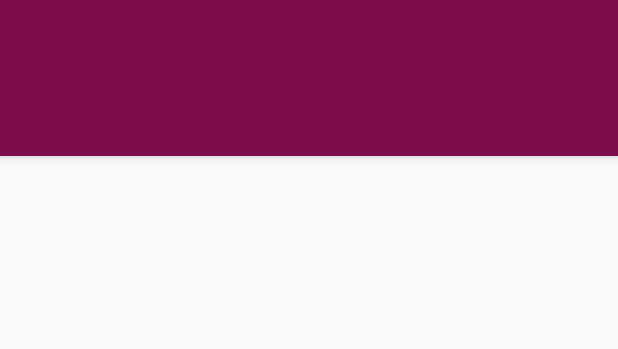
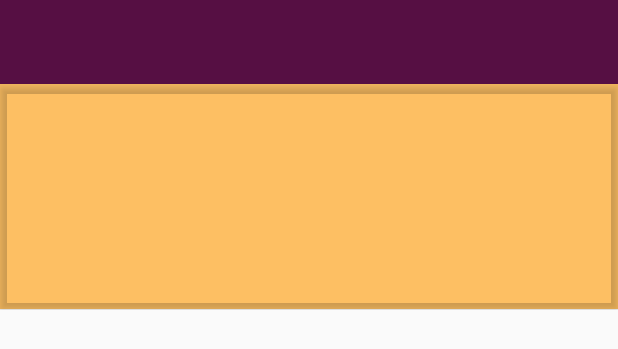
Before and after one commit to SergioLizana/LetsEat, an Android app: the layout activity_product_tab.xml on its own in the app's theme, with its tools: preview values and no code run, on a phone screen of 412 x 824 dp. Shown: the top 349 px of the screen. Run offline under Robolectric (Android 15) with nearby library versions, the phone set to English and light mode, and no system bars.

Commit message:
added product

```diff
--- a/app/src/main/java/ikigaiworks/letseat/model/Menu.java
+++ b/app/src/main/java/ikigaiworks/letseat/model/Menu.java
@@ -1,9 +1,6 @@
 package ikigaiworks.letseat.model;
 
-import com.google.firebase.database.IgnoreExtraProperties;
-
 import java.io.Serializable;
-import java.util.HashMap;
 import java.util.Map;
 
 public class Menu implements Serializable{
--- a/app/src/main/java/ikigaiworks/letseat/model/Producto.java
+++ b/app/src/main/java/ikigaiworks/letseat/model/Producto.java
@@ -33,6 +33,8 @@ public class Producto {
         this.price = price;
         this.reference = reference;
     }
+
+
 
     public Producto(){}
 
@@ -124,4 +126,6 @@ public class Producto {
                 ", items=" + items +
                 '}';
     }
+
+
 }
--- a/app/src/main/java/ikigaiworks/letseat/ui/presenters/menu/ProductListFragmentPresenterImpl.java
+++ b/app/src/main/java/ikigaiworks/letseat/ui/presenters/menu/ProductListFragmentPresenterImpl.java
@@ -49,6 +49,10 @@ public class ProductListFragmentPresenterImpl implements Presenter {
 
     @Override
     public void printData(Object object) {
-        fragmentProductList.printData((List<Producto>)object);
+        fragmentProductList.printData((ArrayList<Producto>)object);
+    }
+
+    public void onClickEvent(Producto producto){
+
     }
 }
--- a/app/src/main/res/layout/activity_product_tab.xml
+++ b/app/src/main/res/layout/activity_product_tab.xml
@@ -1,33 +1,87 @@
 <?xml version="1.0" encoding="utf-8"?>
-<android.support.design.widget.CoordinatorLayout xmlns:android="http://schemas.android.com/apk/res/android"
+<android.support.v4.widget.DrawerLayout xmlns:android="http://schemas.android.com/apk/res/android"
     xmlns:app="http://schemas.android.com/apk/res-auto"
+    xmlns:tools="http://schemas.android.com/tools"
+    android:id="@+id/drawer_layout"
+    android:layout_width="match_parent"
+    android:layout_height="match_parent"
+    android:fitsSystemWindows="true"
+    tools:openDrawer="start">
+
+    <RelativeLayout
         android:layout_width="match_parent"
         android:layout_height="match_parent">
+
+        <RelativeLayout
+            android:id="@+id/tab_bar_content"
+            android:layout_width="match_parent"
+            android:layout_height="wrap_content">
+
+
+            <ImageView
+                android:id="@+id/image_header"
+                android:layout_width="match_parent"
+                android:layout_height="150dp"
+                android:fitsSystemWindows="true"
+                android:scaleType="fitXY" />
+
+            <ImageView
+                android:layout_width="match_parent"
+                android:layout_height="150dp"
+                android:alpha="0.6"
+                android:background="#FF9800"
+                android:fitsSystemWindows="true"
+                android:scaleType="fitXY" />
 
             <android.support.design.widget.AppBarLayout
                 android:layout_width="match_parent"
                 android:layout_height="wrap_content"
+                android:background="@color/transparent"
                 android:theme="@style/MyMaterialTheme">
 
                 <android.support.v7.widget.Toolbar
                     android:id="@+id/toolbar"
                     android:layout_width="match_parent"
-            android:layout_height="?attr/actionBarSize"
-            android:background="?attr/colorPrimary"
+                    android:layout_height="75dp"
+                    android:background="@color/transparent"
                     app:popupTheme="@style/AppTheme.PopupOverlay" />
 
                 <android.support.design.widget.TabLayout
                     android:id="@+id/tabs"
                     android:layout_width="match_parent"
-            android:layout_height="wrap_content"
+                    android:layout_height="75dp"
+                    android:background="@color/transparent"
+                    app:tabGravity="fill"
                     app:tabMode="fixed"
-            app:tabGravity="fill"/>
+                    app:tabSelectedTextColor="@color/toolbar_text_color"
+                    app:tabTextColor="@color/toolbar_text_color" />
 
             </android.support.design.widget.AppBarLayout>
+        </RelativeLayout>
+
+        <RelativeLayout
+            android:id="@+id/viewpager_content"
+            android:layout_width="match_parent"
+            android:layout_height="match_parent"
+            android:layout_below="@id/tab_bar_content"
+            android:fitsSystemWindows="true"
+            android:orientation="vertical">
 
             <android.support.v4.view.ViewPager
                 android:id="@+id/viewpager"
                 android:layout_width="match_parent"
                 android:layout_height="match_parent"
-        app:layout_behavior="@string/appbar_scrolling_view_behavior"  />
-</android.support.design.widget.CoordinatorLayout>
+                app:layout_behavior="@string/appbar_scrolling_view_behavior" />
+        </RelativeLayout>
+    </RelativeLayout>
+
+    <android.support.design.widget.NavigationView
+        android:id="@+id/nav_view"
+        android:layout_width="wrap_content"
+        android:layout_height="match_parent"
+        android:layout_gravity="start"
+        android:fitsSystemWindows="true"
+
+        app:menu="@menu/activity_main_drawer" />
+
+</android.support.v4.widget.DrawerLayout>
--- a/app/src/main/res/layout/menu_list_content.xml
+++ b/app/src/main/res/layout/menu_list_content.xml
@@ -19,7 +19,7 @@
         <ImageView
             android:id="@+id/image_menu_list"
             android:layout_width="0dp"
-            android:layout_height="145dp"
+            android:layout_height="155dp"
             android:scaleType="fitXY"
             android:src="@{category.image}"
             app:layout_constraintLeft_toLeftOf="parent"
--- a/app/src/main/res/values/colors.xml
+++ b/app/src/main/res/values/colors.xml
@@ -12,6 +12,7 @@
     <color name="soft_orange">#f07241</color>
     <color name="dark_orange">#cb5246</color>
     <color name="background_grey">#F5F5F5</color>
+    <color name="toolbar_text_color">#FFFFFF</color>
 
 
 </resources>
--- a/app/src/main/res/values/styles.xml
+++ b/app/src/main/res/values/styles.xml
@@ -8,6 +8,7 @@
         <item name="colorAccent">@color/soft_orange</item>
         <item name="android:windowActionBarOverlay">false</item>
         <item name="windowActionBarOverlay">false</item>
+        <item name="drawerArrowStyle">@style/DrawerArrowStyle</item>
     </style>
 
     <style name="AppTheme.NoActionBar">
@@ -24,7 +25,7 @@
     </style>
 
     <style name="MyMaterialTheme.Base" parent="AppTheme.NoActionBar">
-        <item name="colorPrimary">@color/colorPrimary</item>
+        <item name="colorPrimary">@color/transparent</item>
         <item name="colorPrimaryDark">@color/colorPrimaryDark</item>
         <item name="colorAccent">@color/colorAccent</item>
     </style>
@@ -53,4 +54,8 @@
         <item name="android:clickable">true</item>
         <item name="android:background">?android:selectableItemBackground</item>
     </style>
+
+    <style name="DrawerArrowStyle" parent="Widget.AppCompat.DrawerArrowToggle">
+        <item name="color">@android:color/white</item>
+    </style>
 </resources>
```
Also changed, not shown: app/src/main/java/ikigaiworks/letseat/app/BaseActivity.java (+5 -7 lines), app/src/main/java/ikigaiworks/letseat/manager/FirebaseManagerImpl.java (+16 -24 lines), app/src/main/java/ikigaiworks/letseat/model/Category.java (+18 -0 lines), app/src/main/java/ikigaiworks/letseat/ui/view/activities/ProductTabActivity.java (+18 -2 lines), app/src/main/java/ikigaiworks/letseat/ui/view/adapters/MenuListAdapter.java (added, +108 -0 lines), app/src/main/java/ikigaiworks/letseat/ui/view/fragments/menu/FragmentProductList.java (+31 -1 lines), app/src/main/res/layout/fragment_product_list.xml (+5 -7 lines), app/src/main/res/layout/product_list_content.xml (added, +68 -0 lines), app/src/main/res/drawable-hdpi/product.jpg (added), app/src/main/res/drawable/drinks_toolbar.jpeg (added), 1 other file. Lines whose indentation alone changed are shown as unchanged.
